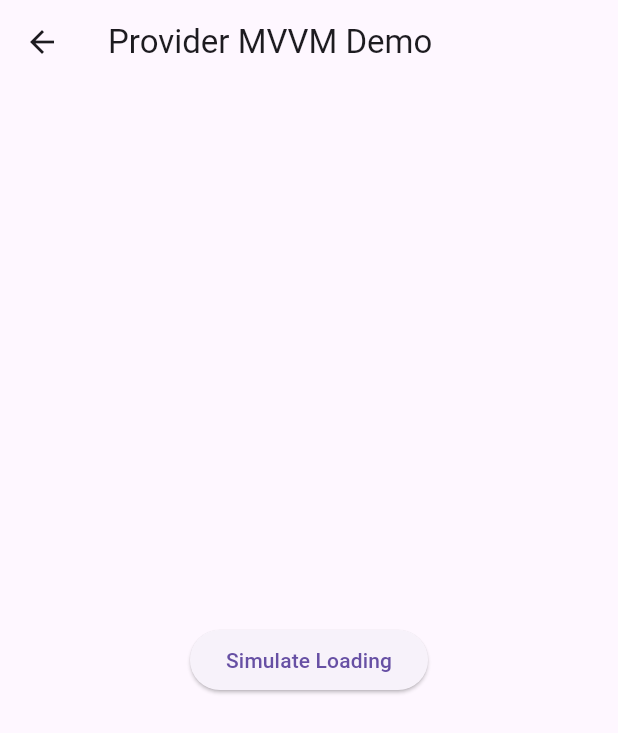
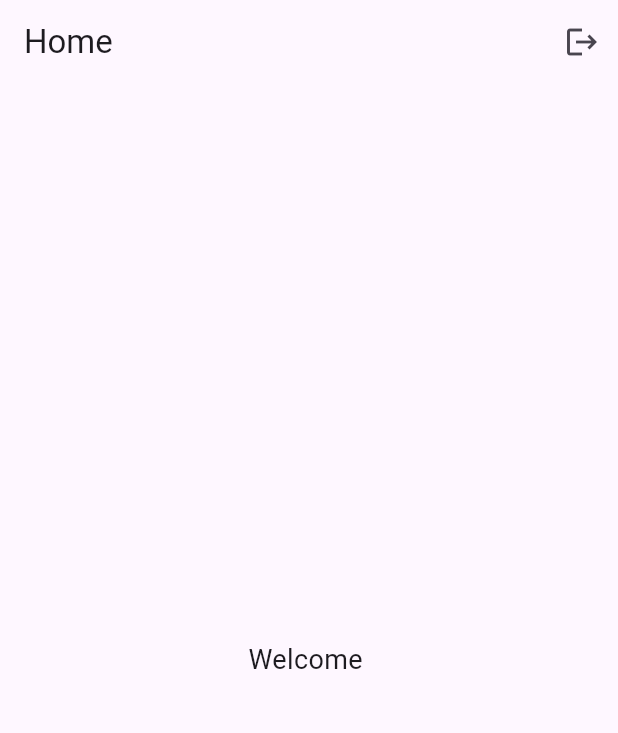
Before and after one commit to dhavankomal/flutter-provider-clean-mvvm, a Flutter app: the HomeScreen screen opened directly, on a phone screen of 412 x 824 dp. Shown: the top 733 px of the screen. Run offline on Flutter 3.47's test engine with Material 3 defaults, Android fonts, the phone set to English and light mode, and no system bars.

Commit message:
Fixed logout by driving navigation from auth state using Provider

```diff
--- a/lib/main.dart
+++ b/lib/main.dart
@@ -1,5 +1,6 @@
 import 'package:flutter/material.dart';
-import 'package:flutter_provider_clean_mvvm/providers/auth_provider,dart';
+import 'package:flutter_provider_clean_mvvm/providers/auth_provider.dart';
+
 import 'package:provider/provider.dart';
 
 import 'providers/app_provider.dart';
--- a/lib/providers/app_provider.dart
+++ b/lib/providers/app_provider.dart
@@ -7,4 +7,5 @@ class AppProvider extends ChangeNotifier {
     isLoading = value;
     notifyListeners();
   }
+
 }
--- /dev/null
+++ b/lib/providers/auth_provider.dart
@@ -0,0 +1,36 @@
+import 'package:flutter/material.dart';
+
+import '../models/user_model.dart';
+import '../repositories/auth_repository.dart';
+
+class AuthProvider extends ChangeNotifier {
+  final AuthRepository _repository = AuthRepository();
+
+  bool _isLoading = false;
+  String? _errorMessage;
+  UserModel? _user;
+
+  bool get isLoading => _isLoading;
+  String? get errorMessage => _errorMessage;
+  UserModel? get user => _user;
+
+  Future<void> login(String email, String password) async {
+    _isLoading = true;
+    _errorMessage = null;
+    notifyListeners();
+
+    try {
+      _user = await _repository.login(email, password);
+    } catch (e) {
+      _errorMessage = 'Invalid email or password';
+    } finally {
+      _isLoading = false;
+      notifyListeners();
+    }
+  }
+
+  void logout() {
+    _user = null;
+    notifyListeners();
+  }
+}
--- a/lib/views/app.dart
+++ b/lib/views/app.dart
@@ -1,4 +1,8 @@
 import 'package:flutter/material.dart';
+import 'package:provider/provider.dart';
+
+import '../providers/auth_provider.dart';
+import 'home/home_screen.dart';
 import 'login/login_screen.dart';
 
 class MyApp extends StatelessWidget {
@@ -6,10 +10,15 @@ class MyApp extends StatelessWidget {
 
   @override
   Widget build(BuildContext context) {
-    return MaterialApp(
-      title: 'Flutter Provider Clean MVVM',
-      debugShowCheckedModeBanner: false,
-      home: const LoginScreen(),
+    return Consumer<AuthProvider>(
+      builder: (context, auth, _) {
+        return MaterialApp(
+          debugShowCheckedModeBanner: false,
+          home: auth.user == null
+              ? const LoginScreen()
+              : const HomeScreen(),
+        );
+      },
     );
   }
 }
--- a/lib/views/home/home_screen.dart
+++ b/lib/views/home/home_screen.dart
@@ -1,33 +1,33 @@
 import 'package:flutter/material.dart';
+import 'package:flutter_provider_clean_mvvm/providers/auth_provider.dart';
+
 import 'package:provider/provider.dart';
 
-
-import '../../providers/app_provider.dart';
 
 class HomeScreen extends StatelessWidget {
   const HomeScreen({super.key});
 
   @override
   Widget build(BuildContext context) {
-    final appProvider = context.watch<AppProvider>();
+    final authProvider = context.watch<AuthProvider>();
 
     return Scaffold(
       appBar: AppBar(
-        title: const Text('Provider MVVM Demo'),
+        title: const Text('Home'),
+        actions: [
+          IconButton(
+            icon: const Icon(Icons.logout),
+            onPressed: () {
+              authProvider.logout();
+            },
+          )
+        ],
       ),
       body: Center(
-        child: appProvider.isLoading
-            ? const CircularProgressIndicator()
-            : ElevatedButton(
-                onPressed: () {
-                  appProvider.setLoading(true);
-
-                  Future.delayed(const Duration(seconds: 2), () {
-                    appProvider.setLoading(false);
-                  });
-                },
-                child: const Text('Simulate Loading'),
-              ),
+        child: Text(
+          'Welcome ${authProvider.user?.name ?? ''}',
+          style: const TextStyle(fontSize: 18),
+        ),
       ),
     );
   }
--- a/lib/views/login/login_screen.dart
+++ b/lib/views/login/login_screen.dart
@@ -1,5 +1,5 @@
 import 'package:flutter/material.dart';
-import 'package:flutter_provider_clean_mvvm/providers/auth_provider,dart';
+import 'package:flutter_provider_clean_mvvm/providers/auth_provider.dart';
 import 'package:provider/provider.dart';
 
 
```
Also changed, not shown: flutter_01.png (added), 1 other file.
